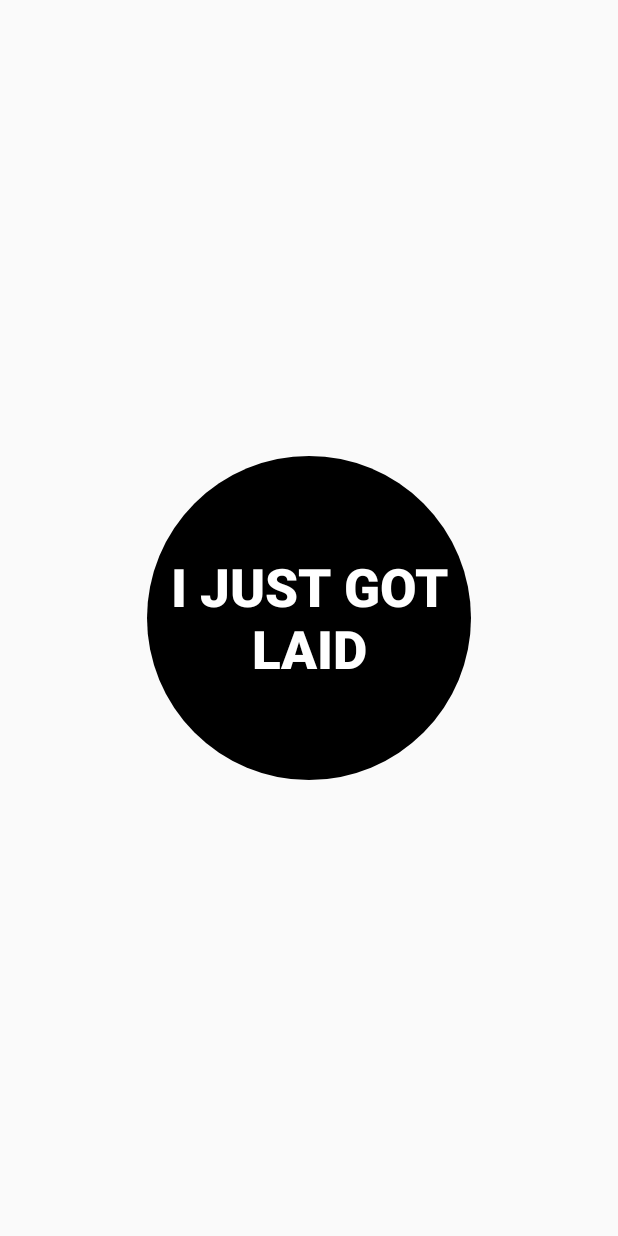
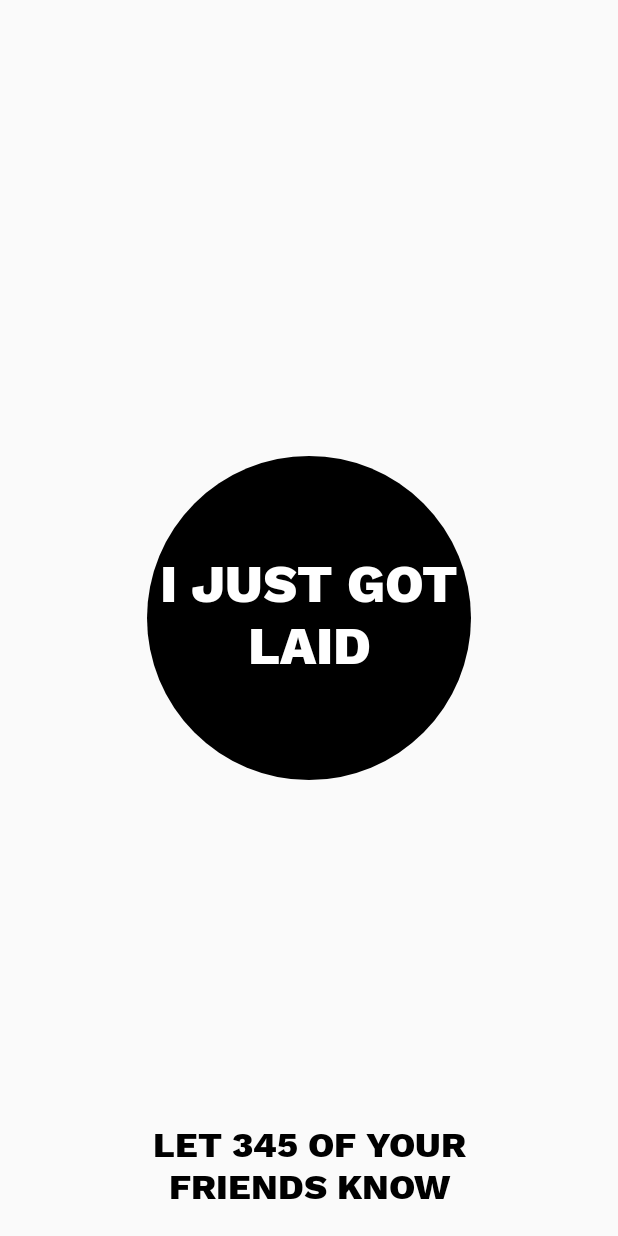
Before and after one commit to jakablazon/gotlaid-android, an Android app: the screen it shows after launch (MainActivity), on a phone screen of 412 x 824 dp. Run offline under Robolectric (Android 15) with nearby library versions, the phone set to English and light mode, and no system bars.

Commit message:
add friends list and history fragment, enable "i just got laid button" onClick color change

```diff
--- a/app/src/main/java/com/poviolabs/gotlaid/MainActivity.java
+++ b/app/src/main/java/com/poviolabs/gotlaid/MainActivity.java
@@ -32,6 +32,7 @@
 
         mViewPager = (ViewPager) findViewById(R.id.container);
         mViewPager.setAdapter(mSectionsPagerAdapter);
+        mViewPager.setCurrentItem(1);
     }
 
 
@@ -56,7 +57,7 @@
             int sectionNmuber = getArguments().getInt(ARG_SECTION_NUMBER);
             switch (sectionNmuber){
                 case 0:
-                    return inflater.inflate(R.layout.fragment_main, container, false);
+                    return inflater.inflate(R.layout.fragment_friends_list, container, false);
                 case 1:
                     View rootView = inflater.inflate(R.layout.fragment_main, container, false);
                     gotLaidButton = (Button) rootView.findViewById(R.id.gotLaidButton);
@@ -66,10 +67,8 @@
                     letYourFriendsKnowTv.setText(
                             getResources().getQuantityString(R.plurals.let_friends_know, 345, 345));
                     return rootView;
-                case 2:
-                    return inflater.inflate(R.layout.fragment_main, container, false);
                 default:
-                    return inflater.inflate(R.layout.fragment_main, container, false);
+                    return inflater.inflate(R.layout.fragment_history, container, false);
             }
 
         }
--- a/app/src/main/res/drawable/circle_black.xml
+++ b/app/src/main/res/drawable/circle_black.xml
@@ -1,4 +1,34 @@
 <?xml version="1.0" encoding="utf-8"?>
+<selector xmlns:android="http://schemas.android.com/apk/res/android">
+    <item android:state_pressed="true">
+        <shape
+            xmlns:android="http://schemas.android.com/apk/res/android"
+            android:shape="oval">
+
+            <solid
+                android:color="@color/grey900"/>
+
+            <size
+                android:width="216pt"
+                android:height="216pt"/>
+        </shape>
+    </item>
+
+    <item android:state_focused="true">
+        <shape
+            xmlns:android="http://schemas.android.com/apk/res/android"
+            android:shape="oval">
+
+            <solid
+                android:color="@color/grey900"/>
+
+            <size
+                android:width="216pt"
+                android:height="216pt"/>
+        </shape>
+    </item>
+
+    <item>
         <shape
             xmlns:android="http://schemas.android.com/apk/res/android"
             android:shape="oval">
@@ -10,3 +40,5 @@
                 android:width="216pt"
                 android:height="216pt"/>
         </shape>
+    </item>
+</selector>
--- a/app/src/main/res/values/colors.xml
+++ b/app/src/main/res/values/colors.xml
@@ -2,4 +2,5 @@
 <resources>
     <color name="denimBlue">#3b5998</color>
     <color name="denimBlueLightened">#5573B2</color>
+    <color name="grey900">#212121</color>
 </resources>
```
Also changed, not shown: app/src/main/res/layout/fragment_friends_list.xml (added, +16 -0 lines), app/src/main/res/layout/fragment_history.xml (added, +16 -0 lines). Lines whose indentation alone changed are shown as unchanged.
